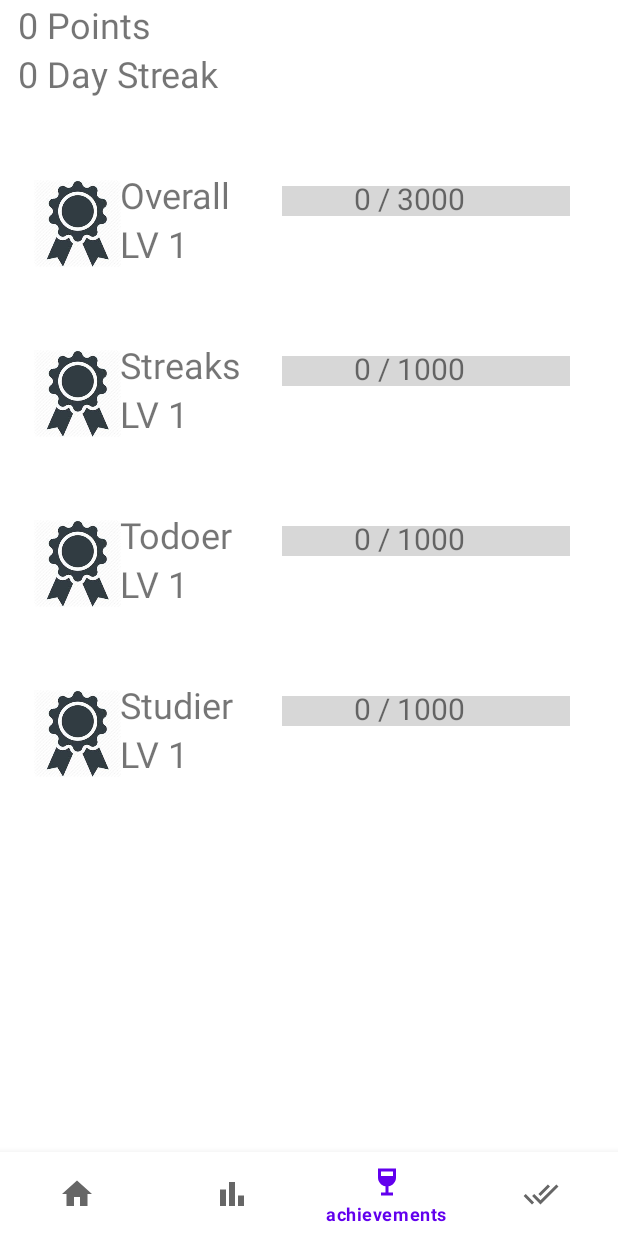
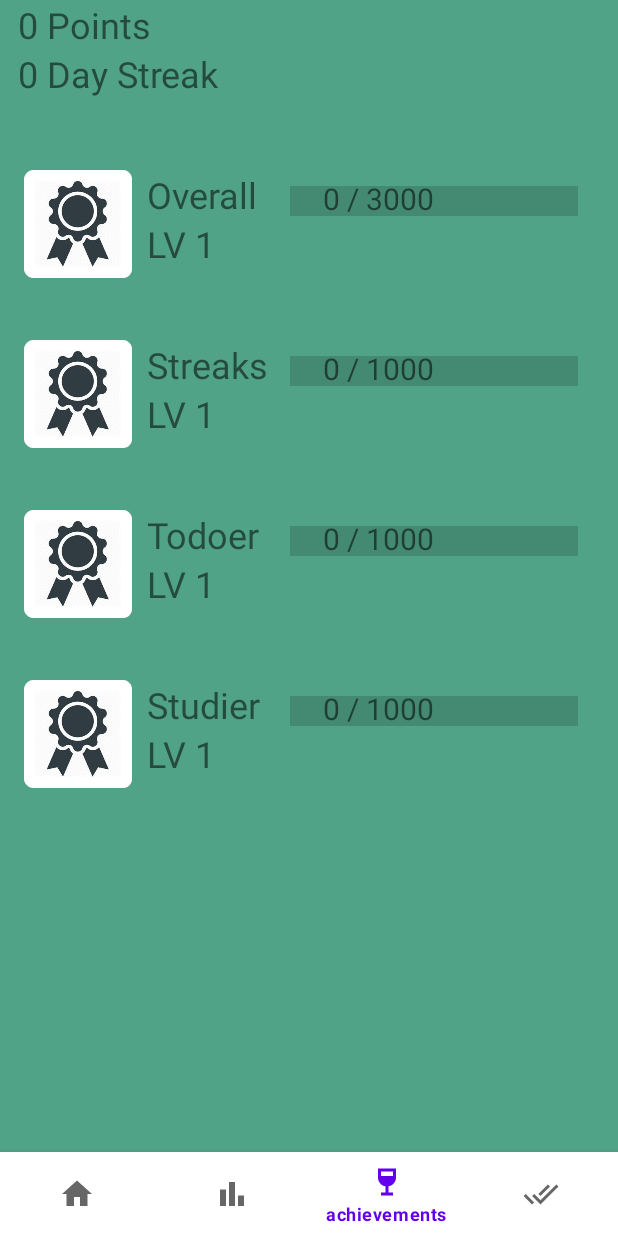
Before and after one commit to CSC-415/csc-415-group-noobs, an Android app: the screen it shows after launch (MainActivity), item 3 of the bottom bar chosen, on a phone screen of 412 x 824 dp. Run offline under Robolectric (Android 15) with nearby library versions, the phone set to English and light mode, and no system bars; our stand-ins replace Dagger/Hilt's generated code, Room's generated code; libraries missing offline, so code that uses them is left out: com.github.mikephil.charting.

Commit message:
working app | edited theme

```diff
--- a/app/src/main/res/layout/fragment_achievements.xml
+++ b/app/src/main/res/layout/fragment_achievements.xml
@@ -6,7 +6,9 @@
     android:layout_width="match_parent"
     android:layout_height="match_parent"
     android:background="@color/white"
-    tools:context=".achievements.ui.AchievementsFragment">
+    tools:context=".achievements.ui.AchievementsFragment"
+    android:backgroundTint="@color/teal_700"
+    >
 
     <TextView
         android:id="@+id/achievements_points"
@@ -42,21 +44,21 @@
         android:id="@+id/achievements_overall_title"
         android:layout_width="wrap_content"
         android:layout_height="wrap_content"
-        android:paddingStart="80dp"
+        android:paddingStart="10dp"
         android:paddingTop="48dp"
         android:text="Overall"
         android:textSize="24dp"
-        app:layout_constraintStart_toStartOf="parent"
+        app:layout_constraintStart_toEndOf="@id/achievements_overall_badge"
         app:layout_constraintTop_toBottomOf="@id/achievements_streak" />
 
     <TextView
         android:id="@+id/achievements_overall_level"
         android:layout_width="wrap_content"
         android:layout_height="wrap_content"
-        android:paddingStart="80dp"
+        android:paddingStart="10dp"
         android:text="Level"
         android:textSize="24dp"
-        app:layout_constraintStart_toStartOf="parent"
+        app:layout_constraintStart_toEndOf="@id/achievements_overall_badge"
         app:layout_constraintTop_toBottomOf="@id/achievements_overall_title" />
 
     <ProgressBar
@@ -66,12 +68,12 @@
         android:layout_height="wrap_content"
         android:max="3000"
         android:minWidth="192dp"
-        android:paddingStart="24dp"
-        android:paddingEnd="32dp"
+        android:paddingStart="50dp"
+        android:paddingEnd="10dp"
         android:paddingBottom="10dp"
         android:progress="0"
         android:scaleY="5"
-        app:layout_constraintEnd_toEndOf="parent"
+        app:layout_constraintStart_toEndOf="@id/achievements_overall_level"
         app:layout_constraintTop_toBottomOf="@id/achievements_overall_title" />
 
     <TextView
@@ -107,21 +109,21 @@
         android:id="@+id/achievements_cons_title"
         android:layout_width="wrap_content"
         android:layout_height="wrap_content"
-        android:paddingStart="80dp"
+        android:paddingStart="10dp"
         android:paddingTop="48dp"
         android:text="Streaks"
         android:textSize="24dp"
-        app:layout_constraintStart_toStartOf="parent"
+        app:layout_constraintStart_toEndOf="@+id/achievements_cons_badge"
         app:layout_constraintTop_toBottomOf="@id/achievements_overall_level" />
 
     <TextView
         android:id="@+id/achievements_cons_level"
         android:layout_width="wrap_content"
         android:layout_height="wrap_content"
-        android:paddingStart="80dp"
+        android:paddingStart="10dp"
         android:text="Level"
         android:textSize="24dp"
-        app:layout_constraintStart_toStartOf="parent"
+        app:layout_constraintStart_toEndOf="@+id/achievements_cons_badge"
         app:layout_constraintTop_toBottomOf="@id/achievements_cons_title" />
 
     <ProgressBar
@@ -131,12 +133,12 @@
         android:layout_height="wrap_content"
         android:max="1000"
         android:minWidth="192dp"
-        android:paddingStart="24dp"
-        android:paddingEnd="32dp"
+        android:paddingStart="50dp"
+        android:paddingEnd="10dp"
         android:paddingBottom="10dp"
         android:progress="0"
         android:scaleY="5"
-        app:layout_constraintEnd_toEndOf="parent"
+        app:layout_constraintStart_toEndOf="@id/achievements_cons_level"
         app:layout_constraintTop_toBottomOf="@id/achievements_cons_title" />
 
     <TextView
@@ -172,21 +174,21 @@
         android:id="@+id/achievements_todo_title"
         android:layout_width="wrap_content"
         android:layout_height="wrap_content"
-        android:paddingStart="80dp"
+        android:paddingStart="10dp"
         android:paddingTop="48dp"
         android:text="Todoer"
         android:textSize="24dp"
-        app:layout_constraintStart_toStartOf="parent"
+        app:layout_constraintStart_toEndOf="@+id/achievements_todo_badge"
         app:layout_constraintTop_toBottomOf="@id/achievements_cons_level" />
 
     <TextView
         android:id="@+id/achievements_todo_level"
         android:layout_width="wrap_content"
         android:layout_height="wrap_content"
-        android:paddingStart="80dp"
+        android:paddingStart="10dp"
         android:text="Level"
         android:textSize="24dp"
-        app:layout_constraintStart_toStartOf="parent"
+        app:layout_constraintStart_toEndOf="@+id/achievements_todo_badge"
         app:layout_constraintTop_toBottomOf="@id/achievements_todo_title" />
 
     <ProgressBar
@@ -196,12 +198,12 @@
         android:layout_height="wrap_content"
         android:max="1000"
         android:minWidth="192dp"
-        android:paddingStart="24dp"
-        android:paddingEnd="32dp"
+        android:paddingStart="50dp"
+        android:paddingEnd="10dp"
         android:paddingBottom="10dp"
         android:progress="0"
         android:scaleY="5"
-        app:layout_constraintEnd_toEndOf="parent"
+        app:layout_constraintStart_toEndOf="@id/achievements_todo_level"
         app:layout_constraintTop_toBottomOf="@id/achievements_todo_title" />
 
     <TextView
@@ -237,21 +239,21 @@
         android:id="@+id/achievements_studier_title"
         android:layout_width="wrap_content"
         android:layout_height="wrap_content"
-        android:paddingStart="80dp"
+        android:paddingStart="10dp"
         android:paddingTop="48dp"
         android:text="Studier"
         android:textSize="24dp"
-        app:layout_constraintStart_toStartOf="parent"
+        app:layout_constraintStart_toEndOf="@+id/achievements_studier_badge"
         app:layout_constraintTop_toBottomOf="@id/achievements_todo_level" />
 
     <TextView
         android:id="@+id/achievements_studier_level"
         android:layout_width="wrap_content"
         android:layout_height="wrap_content"
-        android:paddingStart="80dp"
+        android:paddingStart="10dp"
         android:text="Level"
         android:textSize="24dp"
-        app:layout_constraintStart_toStartOf="parent"
+        app:layout_constraintStart_toEndOf="@+id/achievements_studier_badge"
         app:layout_constraintTop_toBottomOf="@id/achievements_studier_title" />
 
     <ProgressBar
@@ -261,12 +263,12 @@
         android:layout_height="wrap_content"
         android:max="1000"
         android:minWidth="192dp"
-        android:paddingStart="24dp"
-        android:paddingEnd="32dp"
+        android:paddingStart="50dp"
+        android:paddingEnd="10dp"
         android:paddingBottom="10dp"
         android:progress="0"
         android:scaleY="5"
-        app:layout_constraintEnd_toEndOf="parent"
+        app:layout_constraintStart_toEndOf="@id/achievements_studier_level"
         app:layout_constraintTop_toBottomOf="@id/achievements_studier_title" />
 
     <TextView
--- a/app/src/main/res/layout/fragment_home.xml
+++ b/app/src/main/res/layout/fragment_home.xml
@@ -32,7 +32,8 @@
         app:layout_constraintTop_toTopOf="parent"
         app:layout_constraintEnd_toEndOf="parent"
         android:layout_margin="@dimen/timer_setting_margin"
-        android:src="@drawable/baseline_timer_settings_24"/>
+        android:src="@drawable/baseline_timer_settings_24"
+        />
 
     <com.google.android.material.floatingactionbutton.FloatingActionButton
         android:id="@+id/timer_stop"
--- a/app/src/main/res/layout/fragment_progress.xml
+++ b/app/src/main/res/layout/fragment_progress.xml
@@ -6,7 +6,7 @@
     android:layout_height="match_parent"
     xmlns:app="http://schemas.android.com/apk/res-auto"
     android:background="#000"
-    tools:context=".Progress.Progress">
+    android:backgroundTint="@color/teal_700" >
 
     <!-- TODO: Update blank fragment layout -->
     <androidx.constraintlayout.widget.ConstraintLayout xmlns:android="http://schemas.android.com/apk/res/android"
@@ -70,7 +70,7 @@
 
             android:text="Tasks"
             android:textSize="12sp"
-            android:backgroundTint="#6947ef"
+            android:backgroundTint="@color/teal_200"
             />
 
         <Button
--- a/app/src/main/res/layout/fragment_to_do.xml
+++ b/app/src/main/res/layout/fragment_to_do.xml
@@ -5,7 +5,7 @@
     xmlns:tools="http://schemas.android.com/tools"
     android:layout_width="match_parent"
     android:layout_height="match_parent"
-    android:background="#dae4f1"
+    android:background="@color/teal_700"
     tools:context=".todo.ui.ToDoFragment">
 
     <TextView
--- a/app/src/main/res/layout/fragment_to_do_form.xml
+++ b/app/src/main/res/layout/fragment_to_do_form.xml
@@ -2,7 +2,8 @@
 <androidx.constraintlayout.widget.ConstraintLayout xmlns:android="http://schemas.android.com/apk/res/android"
     android:layout_width="match_parent"
     android:layout_height="match_parent"
-    xmlns:app="http://schemas.android.com/apk/res-auto">
+    xmlns:app="http://schemas.android.com/apk/res-auto"
+    >
 
     <TextView
         android:layout_width="wrap_content"
@@ -91,6 +92,8 @@
         android:text="Submit"
         app:layout_constraintStart_toStartOf="parent"
         app:layout_constraintEnd_toEndOf="parent"
-        app:layout_constraintTop_toBottomOf="@id/todo_due"/>
+        app:layout_constraintTop_toBottomOf="@id/todo_due"
+        android:backgroundTint="@color/teal_700"
+        />
 
 </androidx.constraintlayout.widget.ConstraintLayout>
--- a/app/src/main/res/values/colors.xml
+++ b/app/src/main/res/values/colors.xml
@@ -3,9 +3,9 @@
     <color name="purple_200">#FFBB86FC</color>
     <color name="purple_500">#FF6200EE</color>
     <color name="purple_700">#FF3700B3</color>
-    <color name="teal_200">#FF03DAC5</color>
+    <color name="teal_200">#b0cd56</color>
     <color name="green_200">#4CAF50</color>
-    <color name="teal_700">#FF018786</color>
+    <color name="teal_700">#51a387</color>
     <color name="black">#FF000000</color>
     <color name="white">#FFFFFFFF</color>
     <color name="yellow">#e1e480</color>
```
